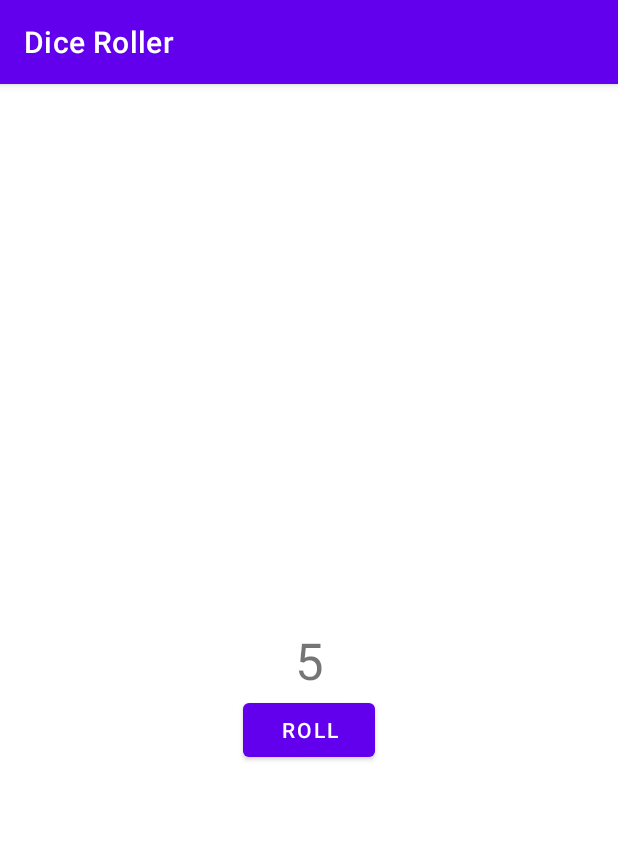
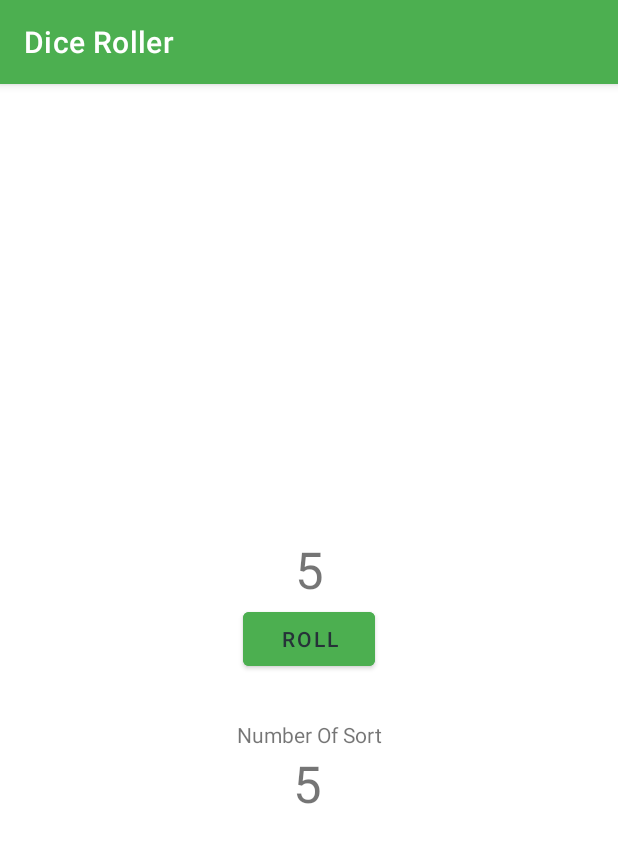
Before and after one commit to jefersonrl/app-Dice-Roller, an Android app: the screen it shows after launch (MainActivity), after a tap on "ROLL", on a phone screen of 412 x 824 dp. Shown: the top 843 px of the screen. Run offline under Robolectric (Android 15) with nearby library versions, the phone set to English and light mode, and no system bars.

Commit message:
Changing how the app works for Google Training

```diff
--- a/app/src/main/java/com/example/diceroller/MainActivity.kt
+++ b/app/src/main/java/com/example/diceroller/MainActivity.kt
@@ -5,24 +5,38 @@ import android.os.Bundle
 import android.widget.Button
 import android.widget.TextView
 import android.widget.Toast
+import com.example.diceroller.R.id.luckyNumber
 
 class MainActivity : AppCompatActivity() {
     override fun onCreate(savedInstanceState: Bundle?) {
         super.onCreate(savedInstanceState)
         setContentView(R.layout.activity_main)
 
-        val rollButton: Button = findViewById(R.id.button)
+        val rollButton: Button = findViewById(R.id.btnRoll)
         rollButton.setOnClickListener {
             //val toast = Toast.makeText(this, "Dice Rolled!", Toast.LENGTH_SHORT)
             //toast.show()
+
             rollDice()
         }
+
     }
 
     private fun rollDice() {
         val dice = Dice(6)
         val diceRoll = dice.roll()
-        val resultTextView: TextView = findViewById(R.id.textView)
+        val resultTextView: TextView = findViewById(R.id.Number)
+
         resultTextView.text = diceRoll.toString()
+
+        val sortRoll = dice.roll()
+        val sortTextView: TextView = findViewById(R.id.luckyNumber)
+
+        sortTextView.text = sortRoll.toString();
+
+        if( diceRoll == sortRoll){
+            val toast = Toast.makeText(this, "You Win!", Toast.LENGTH_SHORT)
+            toast.show()
+        }
     }
 }
--- a/app/src/main/res/layout/activity_main.xml
+++ b/app/src/main/res/layout/activity_main.xml
@@ -7,7 +7,7 @@
     tools:context=".MainActivity">
 
     <TextView
-        android:id="@+id/textView"
+        android:id="@+id/Number"
         android:layout_width="wrap_content"
         android:layout_height="wrap_content"
         android:textSize="34sp"
@@ -15,15 +15,40 @@
         app:layout_constraintLeft_toLeftOf="parent"
         app:layout_constraintRight_toRightOf="parent"
         app:layout_constraintTop_toTopOf="parent"
+        app:layout_constraintVertical_bias="0.416"
         tools:text="1" />
 
     <Button
-        android:id="@+id/button"
+        android:id="@+id/btnRoll"
         android:layout_width="wrap_content"
         android:layout_height="wrap_content"
+        android:backgroundTint="#4CAF50"
         android:text="@string/roll"
+        android:textColor="#263238"
         app:layout_constraintEnd_toEndOf="parent"
         app:layout_constraintStart_toStartOf="parent"
-        app:layout_constraintTop_toBottomOf="@+id/textView" />
+        app:layout_constraintTop_toBottomOf="@+id/Number"
+        tools:ignore="TextContrastCheck" />
+
+    <TextView
+        android:id="@+id/luckyNumber"
+        android:layout_width="wrap_content"
+        android:layout_height="wrap_content"
+        android:textSize="34sp"
+        app:layout_constraintEnd_toEndOf="parent"
+        app:layout_constraintHorizontal_bias="0.497"
+        app:layout_constraintStart_toStartOf="parent"
+        app:layout_constraintTop_toBottomOf="@+id/txtNumberOfSort"
+        tools:text="Sort Of Number" />
+
+    <TextView
+        android:id="@+id/txtNumberOfSort"
+        android:layout_width="wrap_content"
+        android:layout_height="wrap_content"
+        android:layout_marginTop="30dp"
+        android:text="@string/number_of_sort"
+        app:layout_constraintEnd_toEndOf="parent"
+        app:layout_constraintStart_toStartOf="parent"
+        app:layout_constraintTop_toBottomOf="@+id/btnRoll" />
 
 </androidx.constraintlayout.widget.ConstraintLayout>
--- a/app/src/main/res/values/strings.xml
+++ b/app/src/main/res/values/strings.xml
@@ -1,4 +1,5 @@
 <resources>
     <string name="app_name">Dice Roller</string>
     <string name="roll">Roll</string>
+    <string name="number_of_sort">Number Of Sort</string>
 </resources>
--- a/app/src/main/res/values/themes.xml
+++ b/app/src/main/res/values/themes.xml
@@ -2,8 +2,8 @@
     <!-- Base application theme. -->
     <style name="Theme.DiceRoller" parent="Theme.MaterialComponents.DayNight.DarkActionBar">
         <!-- Primary brand color. -->
-        <item name="colorPrimary">@color/purple_500</item>
-        <item name="colorPrimaryVariant">@color/purple_700</item>
+        <item name="colorPrimary">#4CAF50</item>
+        <item name="colorPrimaryVariant">@color/black</item>
         <item name="colorOnPrimary">@color/white</item>
         <!-- Secondary brand color. -->
         <item name="colorSecondary">@color/teal_200</item>
```
